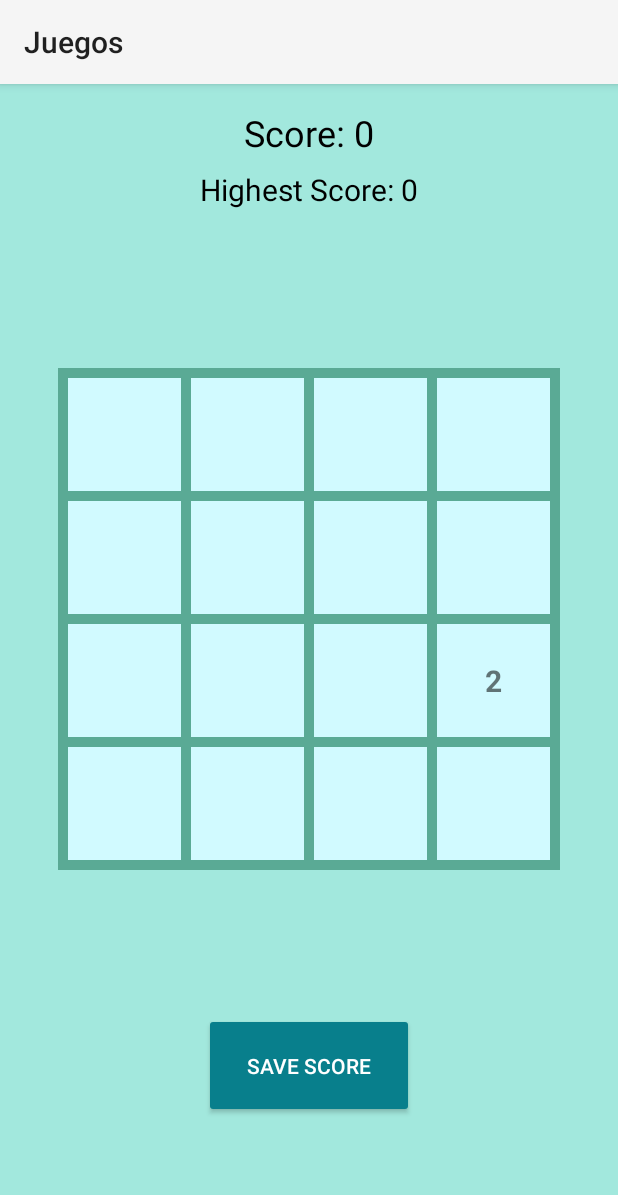
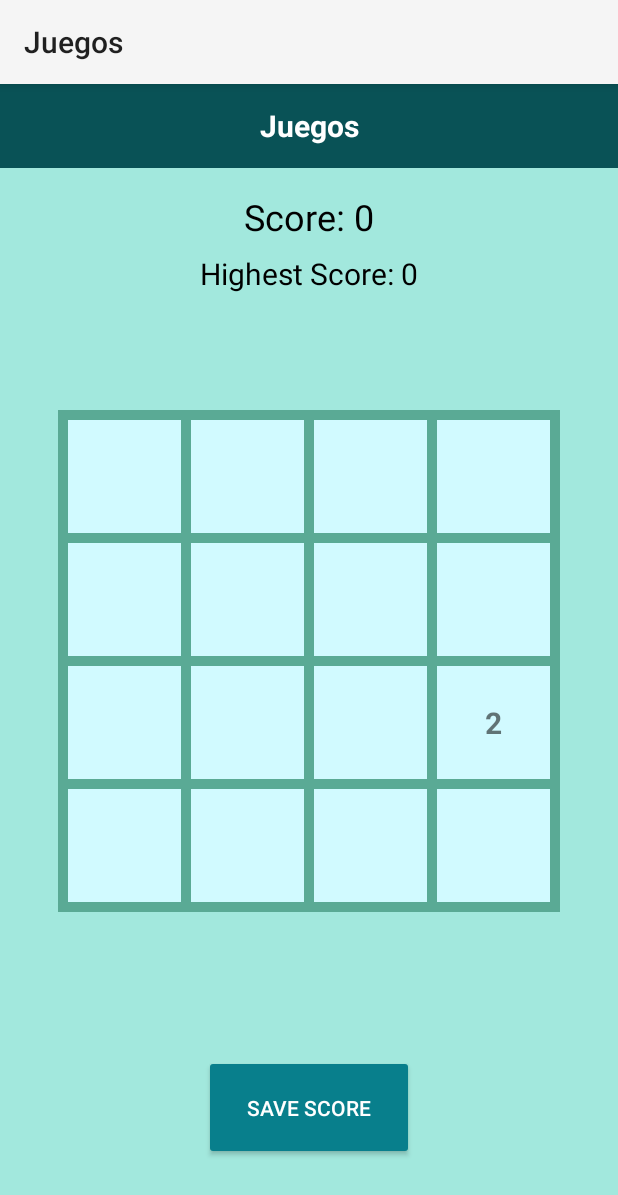
Before and after one commit to yvonnemon/Juegos, an Android app: the MainGameActivity screen opened directly, with no data from a screen before it, on a phone screen of 412 x 824 dp. Shown: the top 1195 px of the screen. Run offline under Robolectric (Android 15) with nearby library versions, the phone set to English and light mode, and no system bars; our stand-ins replace Room's generated code.

Commit message:
bug fixes

```diff
--- a/app/src/main/java/com/example/juegos/activities/LineFourActivity.java
+++ b/app/src/main/java/com/example/juegos/activities/LineFourActivity.java
@@ -159,7 +159,7 @@ public class LineFourActivity extends AppCompatActivity {
         userGame.game_id = 2;
 
         // añadir un ? de info abajo para que si gana el jugador 1 se le guarda el score al usuario logeado
-        userGame.timestamp = new SimpleDateFormat("yyyy-MM-dd", Locale.getDefault()).format(new Date());
+        userGame.timestamp = new SimpleDateFormat("yyyy-MM-dd HH:mm:ss", Locale.getDefault()).format(new Date());
         userGame.score = player == 1 ? 1 : 0;
         userGame.gameName = "Line Four";
 
--- a/app/src/main/res/layout/line_four_activity.xml
+++ b/app/src/main/res/layout/line_four_activity.xml
@@ -5,8 +5,9 @@
     android:id="@+id/main"
     android:layout_width="match_parent"
     android:layout_height="match_parent"
+    android:fitsSystemWindows="true"
     tools:context=".activities.LineFourActivity"
-    android:background="@color/celesteclaro">
+    android:background="@color/azulfancy">
 
     <androidx.appcompat.widget.Toolbar
         android:id="@+id/toolbar2"
--- a/app/src/main/res/layout/main_game_activity.xml
+++ b/app/src/main/res/layout/main_game_activity.xml
@@ -2,36 +2,33 @@
 <androidx.constraintlayout.widget.ConstraintLayout xmlns:android="http://schemas.android.com/apk/res/android"
     xmlns:app="http://schemas.android.com/apk/res-auto"
     xmlns:tools="http://schemas.android.com/tools"
-    android:id="@+id/home"
+    android:id="@+id/main"
     android:layout_width="match_parent"
     android:layout_height="match_parent"
-    android:background="@color/azulfancy"
-    tools:context=".activities.MainGameActivity">
+    android:fitsSystemWindows="true"
+    tools:context=".activities.MainGameActivity"
+    android:background="@color/azulfancy">
 
     <androidx.appcompat.widget.Toolbar
         android:id="@+id/toolbar2"
         android:layout_width="match_parent"
-        android:layout_height="wrap_content"
+        android:layout_height="?attr/actionBarSize"
         android:background="?attr/colorPrimary"
-        android:minHeight="?attr/actionBarSize"
+        android:backgroundTint="@color/evoker"
         android:theme="?attr/actionBarTheme"
+        app:layout_constraintTop_toTopOf="parent"
+        app:layout_constraintStart_toStartOf="parent"
+        app:layout_constraintEnd_toEndOf="parent">
 
-        app:layout_constraintBottom_toBottomOf="parent"
-        app:layout_constraintEnd_toEndOf="parent"
-        app:layout_constraintHorizontal_bias="1.0"
-        app:layout_constraintStart_toStartOf="parent"
-        app:layout_constraintTop_toTopOf="parent"
-        app:layout_constraintVertical_bias="0.0"
-        android:backgroundTint="@color/evoker">
         <TextView
             android:id="@+id/toolbarTitle"
             android:layout_width="wrap_content"
             android:layout_height="wrap_content"
+            android:layout_gravity="center"
             android:text="@string/app_name"
+            android:textColor="@android:color/white"
             android:textSize="20sp"
-            android:textColor="@android:color/white"
-            android:textStyle="bold"
-            android:layout_gravity="center"/>
+            android:textStyle="bold" />
     </androidx.appcompat.widget.Toolbar>
 
     <TextView
```
Also changed, not shown: app/src/main/java/com/example/juegos/fragment/RegisterFragment.java (+45 -28 lines), app/src/main/res/layout/activity_main.xml (+10 -12 lines), app/src/main/res/layout/settings_activity.xml (+9 -12 lines), app/src/main/res/layout/user_info_activity.xml (+10 -12 lines).
